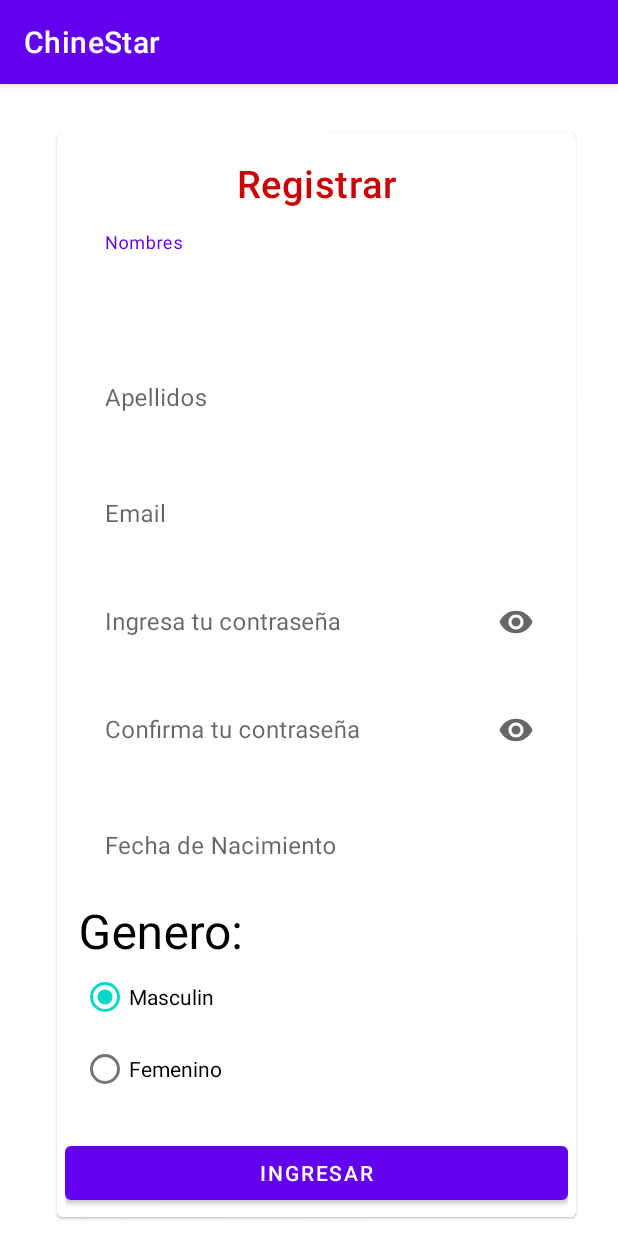
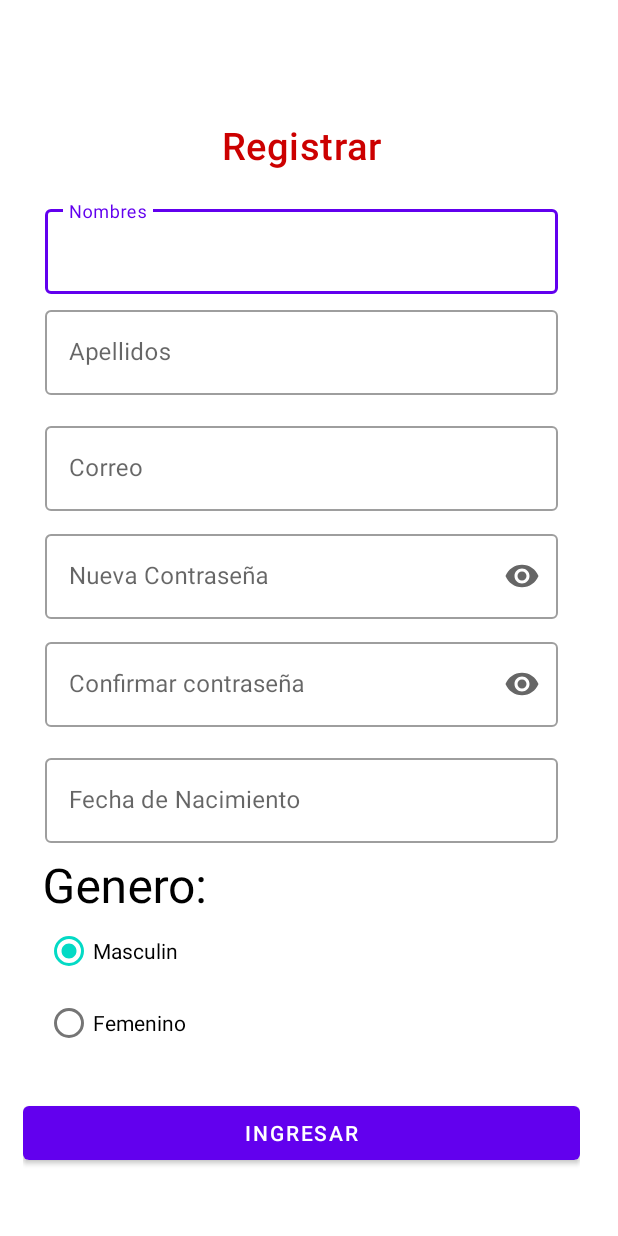
Before and after one commit to RzoPinedo/ChinestarApp, an Android app: the RegistroActivity screen opened directly, with no data from a screen before it, on a phone screen of 412 x 824 dp. Run offline under Robolectric (Android 15) with nearby library versions, the phone set to English and light mode, and no system bars; Roboto replaces fonts that are not available here.

Commit message:
acceso a registro

```diff
--- a/app/src/main/java/idat/dami/chinestarapp/MainActivity.java
+++ b/app/src/main/java/idat/dami/chinestarapp/MainActivity.java
@@ -2,9 +2,11 @@ package idat.dami.chinestarapp;
 
 
 import androidx.appcompat.app.AppCompatActivity;
+
 import android.content.Intent;
 import android.os.Bundle;
 import android.view.View;
+
 
 import com.google.android.material.floatingactionbutton.FloatingActionButton;
 
@@ -19,6 +21,7 @@ public class MainActivity extends AppCompatActivity {
         setContentView(R.layout.activity_main);
 
         floatingActionButton = findViewById(R.id.floating_action_button);
+
     }
 
     public void onClick(View view) {
--- a/app/src/main/java/idat/dami/chinestarapp/RegistroActivity.java
+++ b/app/src/main/java/idat/dami/chinestarapp/RegistroActivity.java
@@ -4,11 +4,14 @@ import androidx.appcompat.app.AppCompatActivity;
 
 import android.os.Bundle;
 
+
 public class RegistroActivity extends AppCompatActivity {
 
     @Override
     protected void onCreate(Bundle savedInstanceState) {
         super.onCreate(savedInstanceState);
+        getSupportActionBar().hide();
         setContentView(R.layout.activity_registro);
+
     }
 }
--- a/app/src/main/res/layout/activity_main.xml
+++ b/app/src/main/res/layout/activity_main.xml
@@ -116,6 +116,7 @@
         app:menu="@menu/bottom_menu" />
 
     <androidx.coordinatorlayout.widget.CoordinatorLayout
+        android:id="@+id/btn_nav"
         android:layout_width="match_parent"
         android:layout_height="match_parent">
 
--- a/app/src/main/res/layout/activity_registro.xml
+++ b/app/src/main/res/layout/activity_registro.xml
@@ -5,6 +5,7 @@
     android:layout_width="match_parent"
     android:layout_height="match_parent"
     android:gravity="center_horizontal|center_vertical"
+    android:orientation="vertical"
     tools:showIn="@layout/activity_registro">
 
     <ScrollView
@@ -17,28 +18,19 @@
             android:layout_width="match_parent"
             android:layout_height="match_parent"
             android:orientation="vertical"
-            android:paddingLeft="30dp"
+            android:paddingLeft="10dp"
             android:paddingTop="20dp"
             android:paddingRight="20dp">
 
-            <com.google.android.material.card.MaterialCardView
-                android:id="@+id/card"
-                android:layout_width="match_parent"
-                android:layout_height="wrap_content"
-                android:layout_margin="8dp">
-
-                <LinearLayout
-                    android:layout_width="match_parent"
-                    android:layout_height="wrap_content"
-                    android:orientation="vertical">
 
             <!-- Botones -->
 
             <LinearLayout
                 android:layout_width="match_parent"
                 android:layout_height="wrap_content"
+                android:layout_margin="10dp"
                 android:orientation="vertical"
-                        android:padding="16dp">
+                android:padding="10dp">
 
                 <!--  -->
                 <TextView
@@ -50,18 +42,18 @@
                     android:textColor="@color/red"
                     android:textSize="25dp" />
 
+
                 <com.google.android.material.textfield.TextInputLayout
                     android:id="@+id/edNombres"
                     style="@style/Widget.MaterialComponents.TextInputLayout.OutlinedBox"
                     android:layout_width="match_parent"
                     android:layout_height="wrap_content"
                     android:hint="@string/nombres"
-                            android:paddingTop="15dp">
+                    android:paddingTop="20dp">
 
                     <com.google.android.material.textfield.TextInputEditText
                         android:layout_width="match_parent"
                         android:layout_height="wrap_content"
-                                android:background="@color/white"
                         android:imeOptions="actionNext"
                         android:inputType="textPersonName"
                         android:typeface="sans" />
@@ -74,12 +66,11 @@
                     android:layout_width="match_parent"
                     android:layout_height="wrap_content"
                     android:hint="@string/apellidos"
-                            android:paddingTop="15dp">
+                    android:paddingTop="5dp">
 
                     <com.google.android.material.textfield.TextInputEditText
                         android:layout_width="match_parent"
                         android:layout_height="wrap_content"
-                                android:background="@color/white"
                         android:imeOptions="actionNext"
                         android:inputType="textPersonName"
                         android:typeface="sans" />
@@ -97,7 +88,6 @@
                     <com.google.android.material.textfield.TextInputEditText
                         android:layout_width="match_parent"
                         android:layout_height="wrap_content"
-                                android:background="@color/white"
                         android:imeOptions="actionNext"
                         android:inputType="textEmailAddress"
                         android:typeface="sans" />
@@ -116,7 +106,6 @@
                         android:layout_width="match_parent"
                         android:layout_height="wrap_content"
                         android:imeOptions="actionNext"
-                                android:background="@color/white"
                         android:inputType="textPassword"
                         android:typeface="sans" />
 
@@ -135,7 +124,6 @@
                         android:layout_width="match_parent"
                         android:layout_height="wrap_content"
                         android:imeOptions="actionNext"
-                                android:background="@color/white"
                         android:inputType="textPassword"
                         android:typeface="sans" />
 
@@ -152,7 +140,6 @@
                     <com.google.android.material.textfield.TextInputEditText
                         android:layout_width="match_parent"
                         android:layout_height="wrap_content"
-                                android:background="@color/white"
                         android:imeOptions="actionNext"
                         android:inputType="date"
                         android:typeface="sans" />
@@ -209,12 +196,6 @@
 
 
         </LinearLayout>
-
-            </com.google.android.material.card.MaterialCardView>
-
-
-        </LinearLayout>
-
     </ScrollView>
 
 </LinearLayout>
--- a/app/src/main/res/navigation/my_nav.xml
+++ b/app/src/main/res/navigation/my_nav.xml
@@ -2,7 +2,7 @@
 <navigation xmlns:android="http://schemas.android.com/apk/res/android"
     xmlns:app="http://schemas.android.com/apk/res-auto"
     xmlns:tools="http://schemas.android.com/tools"
-    android:id="@+id/my_nav"
+    android:id="@+id/navigation"
     app:startDestination="@id/cinesActivity2">
 
     <activity
--- a/app/src/main/res/values/strings.xml
+++ b/app/src/main/res/values/strings.xml
@@ -29,10 +29,10 @@
     <string name="apellidos">Apellidos</string>
     <string name="registrar">Registrar</string>
     <string name="fecha_nacimiento">Fecha de Nacimiento</string>
-    <string name="genero">Genero: </string>
-    <string name="email">Email </string>
-    <string name="new_password">Ingresa tu contraseña </string>
-    <string name="confirm_password">Confirma tu contraseña </string>
+    <string name="genero">Genero:</string>
+    <string name="email">Correo</string>
+    <string name="new_password">Nueva Contraseña</string>
+    <string name="confirm_password">Confirmar contraseña</string>
 
 
 
```
Lines whose indentation alone changed are shown as unchanged.
